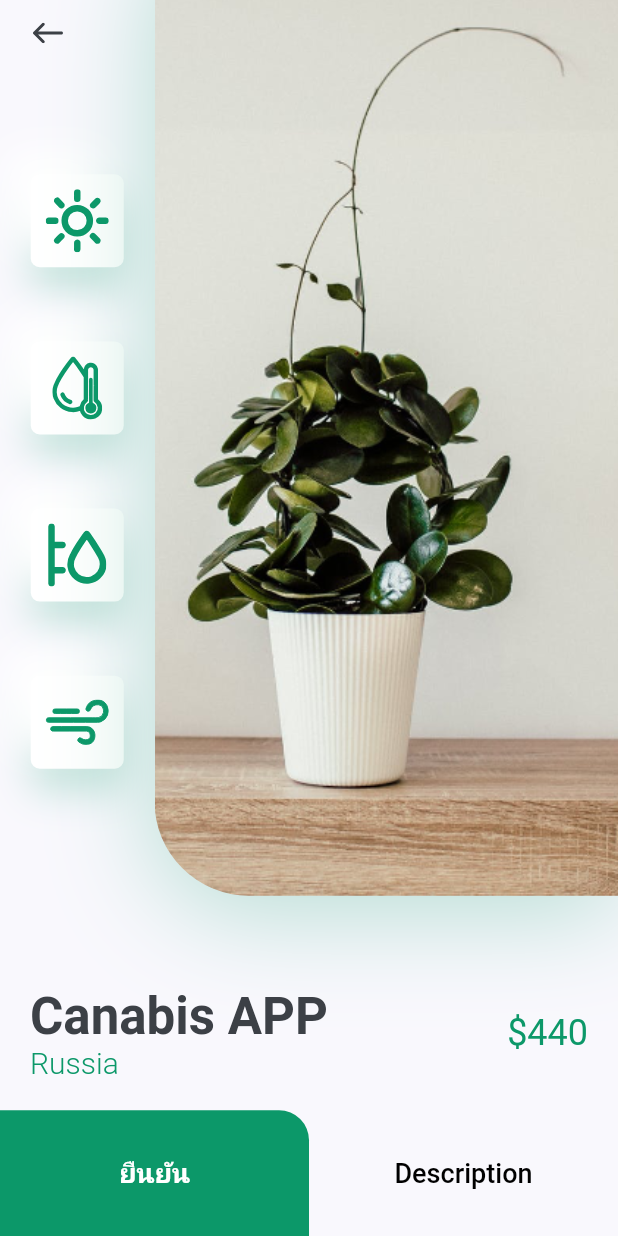
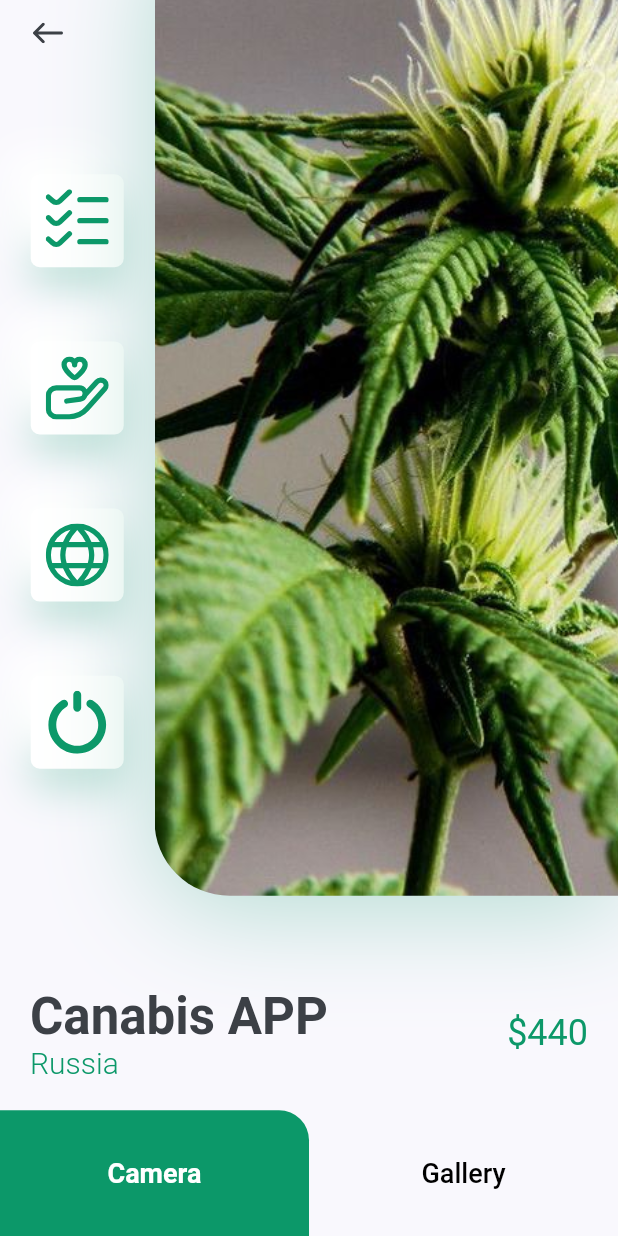
Before and after one commit to phatcharaphon23/plant_app_cream, a Flutter app: the screen it shows after launch, scrolled down 62 dp, on a phone screen of 412 x 824 dp. Run offline on Flutter 3.47's test engine with Material 2 defaults, Android fonts, the phone set to English and light mode, and no system bars; our stand-ins replace flutter_svg.

Commit message:
ปรับแต่ง ครีม

```diff
--- a/lib/screens/details/components/body.dart
+++ b/lib/screens/details/components/body.dart
@@ -38,7 +38,7 @@ class _MyBody1State extends State<Body1> {
                       backgroundColor: kPrimaryColor),
                   onPressed: () {},
                   child: const Text(
-                    "ยืนยัน",
+                    "Camera",
                     style: TextStyle(
                       color: Colors.white,
                       fontSize: 18,
@@ -51,7 +51,7 @@ class _MyBody1State extends State<Body1> {
                 child: TextButton(
                   // ignore: prefer_const_constructors
                   child: Text(
-                    "Description",
+                    "Gallery",
                     style: const TextStyle(color: Colors.black, fontSize: 18),
                   ),
                   onPressed: () {},
--- a/lib/screens/details/components/image_and_icons.dart
+++ b/lib/screens/details/components/image_and_icons.dart
@@ -42,10 +42,10 @@ class _ImageAndIconsState extends State<ImageAndIcons> {
                       ),
                     ),
                     const Spacer(),
-                    const IconCard(icon: "assets/icons/sun.svg"),
-                    const IconCard(icon: "assets/icons/icon_2.svg"),
-                    const IconCard(icon: "assets/icons/icon_3.svg"),
-                    const IconCard(icon: "assets/icons/icon_4.svg"),
+                    const IconCard(icon: "assets/icons/list-check.svg"),
+                    const IconCard(icon: "assets/icons/hand-holding-heart.svg"),
+                    const IconCard(icon: "assets/icons/globe (1).svg"),
+                    const IconCard(icon: "assets/icons/power.svg"),
                   ],
                 ),
               ),
@@ -56,8 +56,8 @@ class _ImageAndIconsState extends State<ImageAndIcons> {
               // ignore: prefer_const_constructors
               decoration: BoxDecoration(
                 borderRadius: const BorderRadius.only(
-                  topLeft: Radius.circular(63),
-                  bottomLeft: Radius.circular(63),
+                  topLeft: Radius.circular(50),
+                  bottomLeft: Radius.circular(50),
                 ),
                 boxShadow: [
                   BoxShadow(
@@ -69,7 +69,8 @@ class _ImageAndIconsState extends State<ImageAndIcons> {
                 image: const DecorationImage(
                   alignment: Alignment.centerLeft,
                   fit: BoxFit.cover,
-                  image: AssetImage("assets/images/img.png"),
+                  image: AssetImage(
+                      "assets/images/Nocturnal 420 - NocturnalAbstract_com.jpg"),
                 ),
               ),
             ),
```
Also changed, not shown: lib/screens/details/components/image_slider.dart (added, +39 -0 lines), assets/icons/angle-left.svg (added), assets/icons/edit.svg (added), assets/icons/globe (1).svg (added), assets/icons/hand-holding-heart.svg (added), assets/icons/list-check.svg (added), assets/icons/power.svg (added), assets/icons/search-alt.svg (added), assets/images/Nocturnal 420 - NocturnalAbstract_com.jpg (added).
